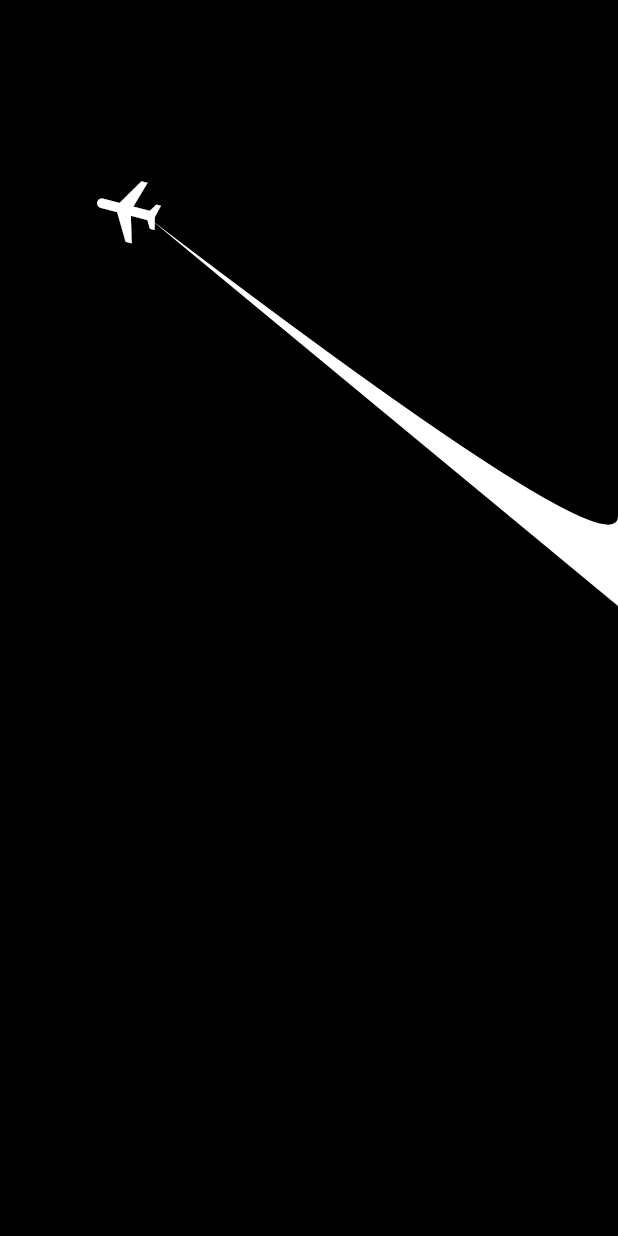
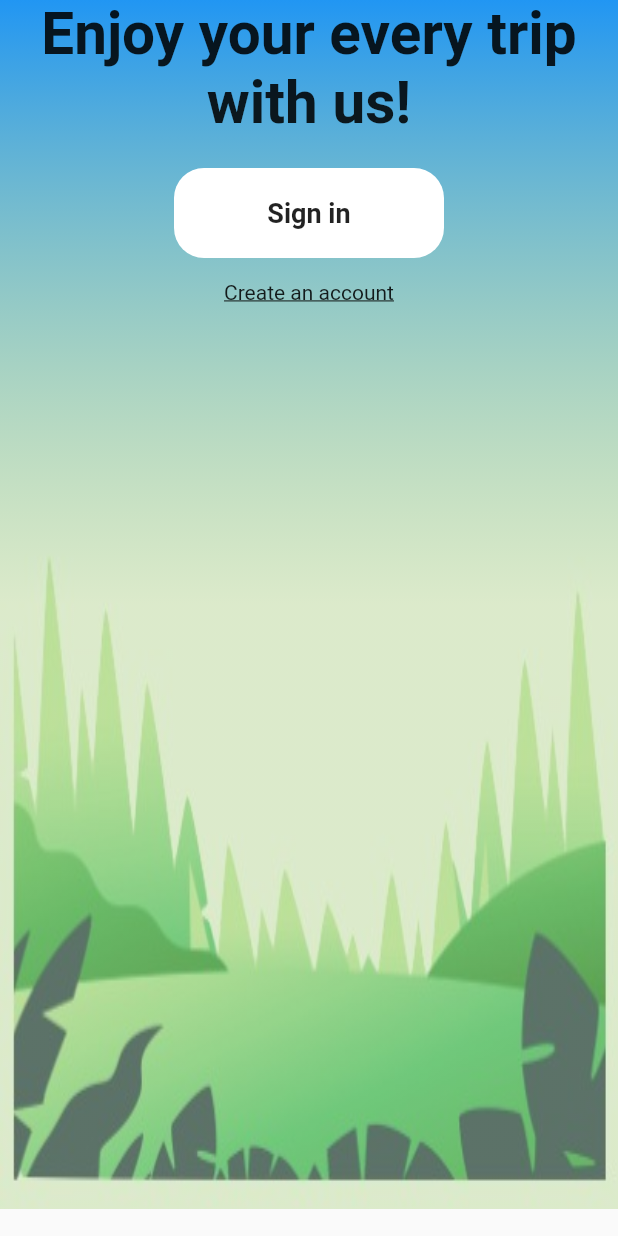
Before and after one commit to ashumendra77/travelsystm_ui, a Flutter app: the screen it shows after launch, on a phone screen of 412 x 824 dp. Run offline on Flutter 3.47's test engine with Material 2 defaults, Android fonts, the phone set to English and light mode, and no system bars.

```diff
--- a/lib/main.dart
+++ b/lib/main.dart
@@ -1,5 +1,5 @@
 import 'package:flutter/material.dart';
-import 'dart:math';
+import 'package:travelsystem_ui/second.dart';
 // import 'dart:math' as math;
 
 void main() => runApp(MyApp());
@@ -8,6 +8,7 @@ class MyApp extends StatelessWidget {
   @override
   Widget build(BuildContext context) {
     return MaterialApp(
+      debugShowCheckedModeBanner: false,
       home: MyHomePage(),
     );
   }
@@ -19,64 +20,83 @@ class MyHomePage extends StatefulWidget {
 }
 
 class _MyHomePageState extends State<MyHomePage> {
-  double pi = 22 / 1260;
   @override
   Widget build(BuildContext context) {
     return Scaffold(
-        backgroundColor: Colors.black,
-        body: Stack(
+      body: SafeArea(
+          child: Column(
         children: <Widget>[
           Container(
-                height: double.infinity,
-                width: double.infinity,
-                child: CustomPaint(
-                  painter: CustomWave(),
-                )),
-            Positioned.directional(
-              top: 115,
-              start: 60,
-              textDirection: TextDirection.ltr,
+            height: MediaQuery.of(context).size.height - 18,
+            width: MediaQuery.of(context).size.width,
+            child: Stack(
+              children: <Widget>[
+                Container(
+                  // height: MediaQuery.of(context).size.height,
+                  decoration: BoxDecoration(
+                      image: DecorationImage(
+                          image: AssetImage("images/bg.jpeg"),
+                          fit: BoxFit.fill)),
+                ),
+                Container(
+                    height: MediaQuery.of(context).size.height - 18,
+                    decoration: BoxDecoration(
+                        gradient: LinearGradient(
+                      begin: Alignment.topCenter,
+                      end: Alignment.bottomCenter,
+                      stops: [
+                        0,
+                        0.5,
+                      ],
+                      colors: [
+                        Colors.blue,
+                        Colors.lightGreen[400].withOpacity(0.3)
+                        // Colors.purpleAccent,
+                      ],
+                    ))),
+                Column(
+                  children: <Widget>[
+                    Text(
+                      "Enjoy your every trip with us!",
+                      textAlign: TextAlign.center,
+                      style:
+                          TextStyle(fontSize: 39, fontWeight: FontWeight.bold),
+                    ),
+                    SizedBox(height: 20),
+                    InkWell(
+                      onTap: () {
+                        Navigator.push(
+                            context,
+                            MaterialPageRoute(
+                                builder: (context) => MySecondPage()));
+                      },
                       child: Container(
-                  // color: Colors.red,
-                  child: Transform.rotate(
-                angle: 520.19,
-                child: Icon(
-                  Icons.airplanemode_active,
+                          height: 60,
+                          width: 180,
+                          decoration: BoxDecoration(
                               color: Colors.white,
-                  size: 50,
+                              borderRadius: BorderRadius.circular(20)),
+                          child: Center(
+                              child: Text(
+                            "Sign in",
+                            style: TextStyle(
+                                fontWeight: FontWeight.bold, fontSize: 18),
+                          ))),
                     ),
-              )),
+                    SizedBox(
+                      height: 15,
+                    ),
+                    Text(
+                      "Create an account",
+                      style: TextStyle(decoration: TextDecoration.underline),
                     )
                   ],
-        ));
+                )
+              ],
+            ),
+          ),
+        ],
+      )),
+    );
   }
 }
-
-class CustomWave extends CustomPainter {
-  @override
-  void paint(Canvas canvas, Size size) {
-    var path = Path();
-    var paint = Paint();
-    // var center =Offset(size.width /5, size.height /7);
-    //  var rect=Rect.fromLTRB(100, 200, 300, 500);
-    paint.color = Colors.white;
-
-    path.moveTo(100, 146);
-    //  path.lineTo(95, 145);
-    //  path.lineTo(size.width*0.99, size.height*0.30);
-    // path.moveTo(100, size.height * 0.22);
-    path.quadraticBezierTo(
-        size.width, size.height - 440, size.width, size.height - 480);
-    path.quadraticBezierTo(
-        size.width, size.height - 90, size.width, size.height - 420);
-    //  path.lineTo(size.width, size.height/3);
-    // path.lineTo(size.width,size.height/5);
-
-    path.close();
-    canvas.drawPath(path, paint);
-    // canvas.drawCircle(center, 20, paint);
-  }
-
-  @override
-  bool shouldRepaint(CustomPainter oldDelegate) => true;
-}
--- a/pubspec.yaml
+++ b/pubspec.yaml
@@ -41,8 +41,8 @@ flutter:
   uses-material-design: true
 
   # To add assets to your application, add an assets section, like this:
-  # assets:
-  #  - images/a_dot_burr.jpeg
+  assets:
+   - images/
   #  - images/a_dot_ham.jpeg
 
   # An image asset can refer to one or more resolution-specific "variants", see
```
Also changed, not shown: lib/model.dart (added, +16 -0 lines), lib/second.dart (added, +191 -0 lines), images/1.jpeg (added), images/2.jpeg (added), images/3.jpeg (added), images/4.jpeg (added), images/5.jpeg (added), images/6.jpeg (added), images/7.jpeg (added), images/bg.jpeg (added). Lines whose indentation alone changed are shown as unchanged.
